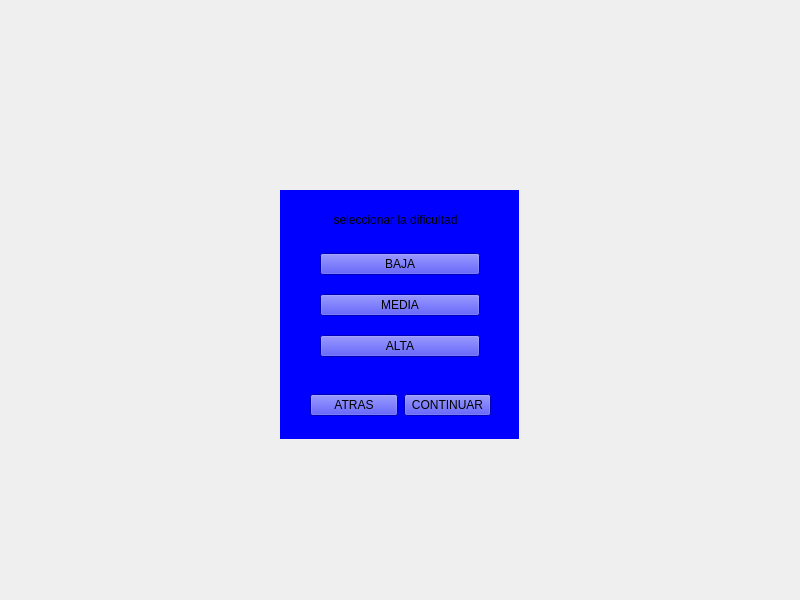
The window that menu.ui (facurz55/Paper-Please) describes before a commit, drawn with Qt 5.
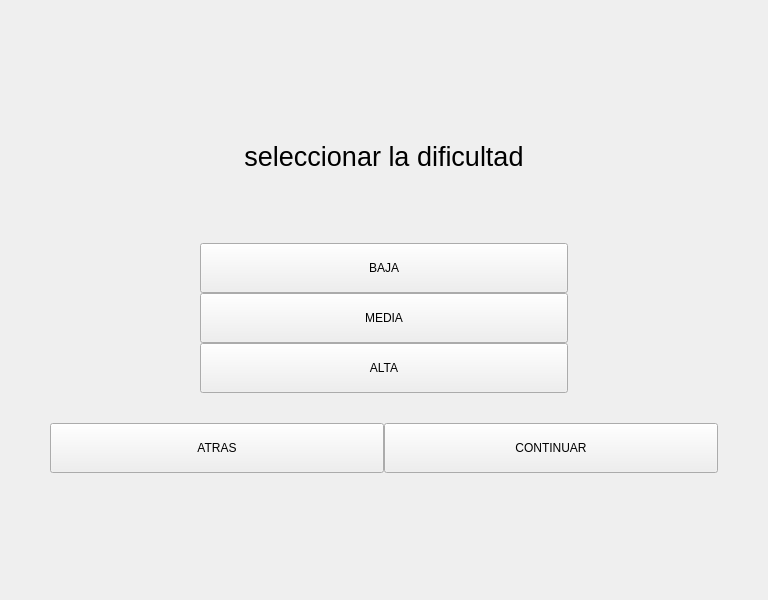
The same window after the commit. The open tabs and pages were chosen to show the change. Icons and pictures are not drawn.

Commit message:
Menu Finiquitado
me canse de programar hoy

```diff
--- a/menu.ui
+++ b/menu.ui
@@ -6,7 +6,7 @@
    <rect>
     <x>0</x>
     <y>0</y>
-    <width>800</width>
+    <width>768</width>
     <height>600</height>
    </rect>
   </property>
@@ -16,7 +16,7 @@
   <property name="styleSheet">
    <string notr="true"/>
   </property>
-  <layout class="QHBoxLayout" name="horizontalLayout_2">
+  <layout class="QVBoxLayout" name="verticalLayout_2">
    <property name="spacing">
     <number>0</number>
    </property>
@@ -83,30 +83,79 @@
 border-image: url(:/_025fe56e-7f50-405f-b902-336be60dd152.jfif);
 }</string>
       </property>
-      <widget class="QWidget" name="Widget5Botones" native="true">
-       <property name="geometry">
-        <rect>
-         <x>280</x>
-         <y>190</y>
-         <width>239</width>
-         <height>249</height>
-        </rect>
+      <layout class="QVBoxLayout" name="verticalLayout_5">
+       <property name="spacing">
+        <number>0</number>
+       </property>
+       <property name="leftMargin">
+        <number>0</number>
+       </property>
+       <property name="topMargin">
+        <number>0</number>
+       </property>
+       <property name="rightMargin">
+        <number>0</number>
+       </property>
+       <property name="bottomMargin">
+        <number>0</number>
+       </property>
+       <item>
+        <layout class="QVBoxLayout" name="verticalLayout">
+         <property name="spacing">
+          <number>0</number>
+         </property>
+         <property name="topMargin">
+          <number>100</number>
+         </property>
+         <item>
+          <widget class="QLabel" name="label">
+           <property name="minimumSize">
+            <size>
+             <width>100</width>
+             <height>100</height>
+            </size>
+           </property>
+           <property name="font">
+            <font>
+             <pointsize>20</pointsize>
+            </font>
        </property>
        <property name="styleSheet">
-        <string notr="true">background-color: rgb(0, 0, 255);</string>
-       </property>
-       <widget class="QWidget" name="verticalLayoutWidget_4">
-        <property name="geometry">
-         <rect>
-          <x>40</x>
-          <y>50</y>
-          <width>160</width>
-          <height>131</height>
-         </rect>
-        </property>
+            <string notr="true">color: rgb(0, 0, 0);</string>
+           </property>
+           <property name="text">
+            <string>seleccionar la dificultad</string>
+           </property>
+           <property name="alignment">
+            <set>Qt::AlignCenter</set>
+           </property>
+           <property name="margin">
+            <number>0</number>
+           </property>
+          </widget>
+         </item>
+         <item>
         <layout class="QVBoxLayout" name="verticalLayout_4">
+           <property name="leftMargin">
+            <number>200</number>
+           </property>
+           <property name="topMargin">
+            <number>30</number>
+           </property>
+           <property name="rightMargin">
+            <number>200</number>
+           </property>
+           <property name="bottomMargin">
+            <number>30</number>
+           </property>
          <item>
           <widget class="QPushButton" name="BotonBaja">
+             <property name="minimumSize">
+              <size>
+               <width>50</width>
+               <height>50</height>
+              </size>
+             </property>
            <property name="text">
             <string>BAJA</string>
            </property>
@@ -114,6 +163,12 @@
          </item>
          <item>
           <widget class="QPushButton" name="BotonMedia">
+             <property name="minimumSize">
+              <size>
+               <width>50</width>
+               <height>50</height>
+              </size>
+             </property>
            <property name="text">
             <string>MEDIA</string>
            </property>
@@ -121,25 +176,46 @@
          </item>
          <item>
           <widget class="QPushButton" name="BotonAlta">
+             <property name="minimumSize">
+              <size>
+               <width>50</width>
+               <height>50</height>
+              </size>
+             </property>
            <property name="text">
             <string>ALTA</string>
            </property>
           </widget>
          </item>
         </layout>
-       </widget>
-       <widget class="QWidget" name="horizontalLayoutWidget">
-        <property name="geometry">
-         <rect>
-          <x>30</x>
-          <y>190</y>
-          <width>181</width>
-          <height>51</height>
-         </rect>
-        </property>
+         </item>
+        </layout>
+       </item>
+       <item>
         <layout class="QHBoxLayout" name="horizontalLayout">
+         <property name="spacing">
+          <number>0</number>
+         </property>
+         <property name="leftMargin">
+          <number>50</number>
+         </property>
+         <property name="topMargin">
+          <number>0</number>
+         </property>
+         <property name="rightMargin">
+          <number>50</number>
+         </property>
+         <property name="bottomMargin">
+          <number>127</number>
+         </property>
          <item>
           <widget class="QPushButton" name="BotonAtras">
+           <property name="minimumSize">
+            <size>
+             <width>100</width>
+             <height>50</height>
+            </size>
+           </property>
            <property name="text">
             <string>ATRAS</string>
            </property>
@@ -147,30 +223,20 @@
          </item>
          <item>
           <widget class="QPushButton" name="BotonContinuar">
+           <property name="minimumSize">
+            <size>
+             <width>50</width>
+             <height>50</height>
+            </size>
+           </property>
            <property name="text">
             <string>CONTINUAR</string>
            </property>
           </widget>
          </item>
         </layout>
-       </widget>
-       <widget class="QLabel" name="label">
-        <property name="geometry">
-         <rect>
-          <x>10</x>
-          <y>20</y>
-          <width>211</width>
-          <height>20</height>
-         </rect>
-        </property>
-        <property name="text">
-         <string>seleccionar la dificultad</string>
-        </property>
-        <property name="alignment">
-         <set>Qt::AlignCenter</set>
-        </property>
-       </widget>
-      </widget>
+       </item>
+      </layout>
      </widget>
     </widget>
    </item>
```
Left out of the diff: 40 changed lines with no effect on the pictures. Lines whose indentation alone changed are shown as unchanged. The commit also changes 1 other file.
